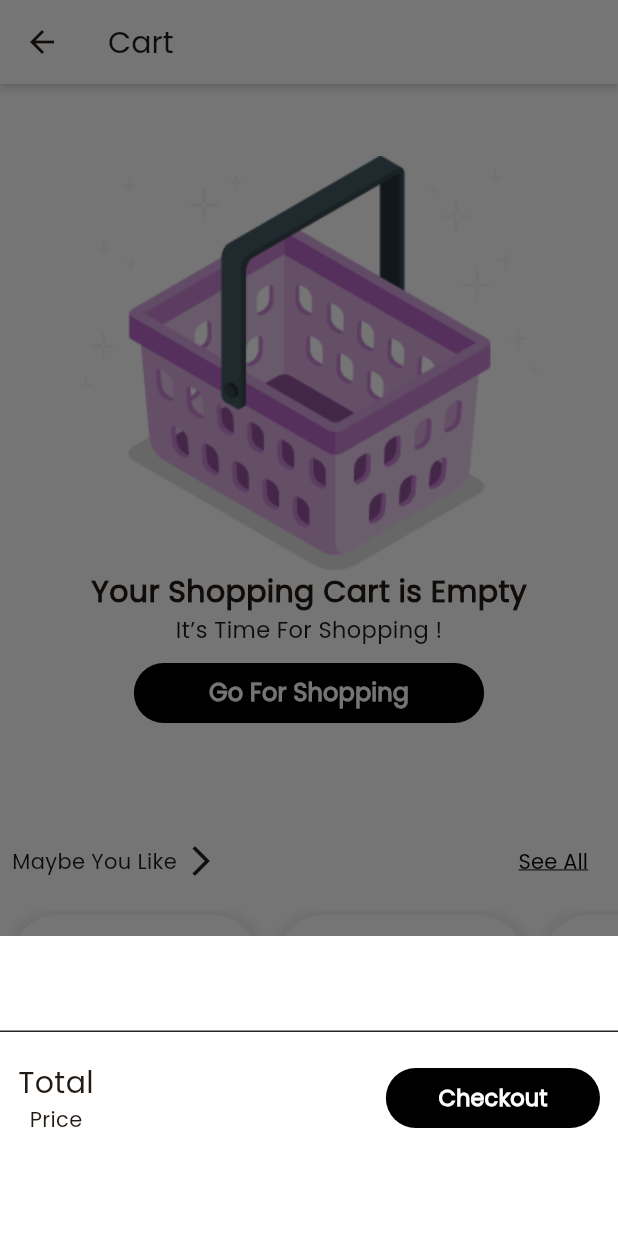
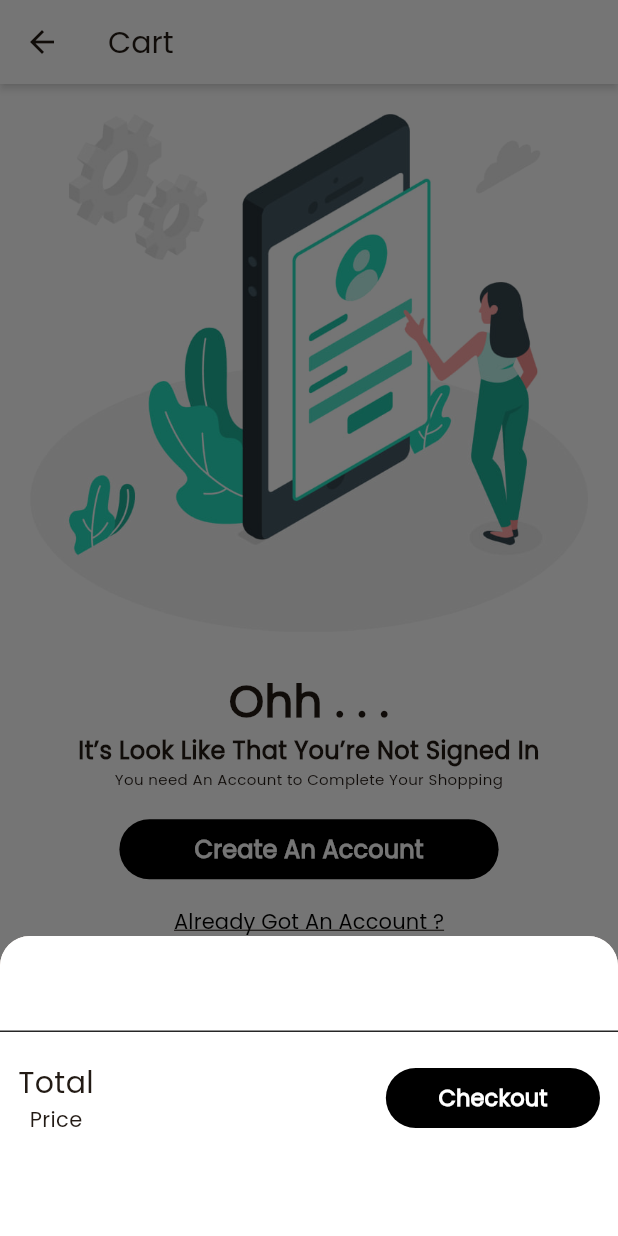
Before and after one commit to Nora-2/watch-store, a Flutter app: the screen it shows after launch, item 4 of the bottom bar chosen, after a tap on "My Saves", on a phone screen of 412 x 824 dp. Run offline on Flutter 3.47's test engine with Material 2 defaults, Android fonts, the phone set to English and light mode, and no system bars; our stand-ins replace flutter_bloc, flutter_otp_text_field, flutter_rating_bar, flutter_svg, font_awesome_flutter, get and 3 more.

Commit message:
botoom sheet rounded

```diff
--- a/lib/Features/Splash/presentation/views/splash_screen.dart
+++ b/lib/Features/Splash/presentation/views/splash_screen.dart
@@ -120,14 +120,7 @@ class _SplashScreenState extends State<SplashScreen>
     Future.delayed(
       const Duration(seconds: 2),
       () {
-        Navigator.push(
-          context,
-          MaterialPageRoute(
-            builder: (context) {
-              return HomeLayout();
-            },
-          ),
-        );
+       Navigator.pushNamedAndRemoveUntil(context, HomeLayout.id, (route) => false);
       },
     );
   }
--- a/lib/Features/cart/presentation/views/cart.dart
+++ b/lib/Features/cart/presentation/views/cart.dart
@@ -2,6 +2,7 @@ import 'package:flutter/material.dart';
 import 'package:signin_signup/Features/cart/presentation/views/cart_items.dart';
 import 'package:signin_signup/Features/home/data/models/watch_Item_model.dart';
 import 'package:signin_signup/Features/payment/presentation/views/payment_options_screen.dart';
+import 'package:signin_signup/Features/profile/presentation/views/login.dart';
 import 'package:signin_signup/Features/profile/presentation/views/signup.dart';
 import 'package:signin_signup/constants/constants.dart';
 import 'package:signin_signup/core/components/homelayout.dart';
@@ -52,7 +53,7 @@ class _cartState extends State<Cart> {
               Padding(
                 padding: const EdgeInsets.all(20.0),
 
-                child: CartItem.item.length == 0
+                child: CartItem.item.length!= 0
 ? Column(
                         mainAxisAlignment: MainAxisAlignment.center,
                         children: [
@@ -99,7 +100,9 @@ class _cartState extends State<Cart> {
                             ),
                           ),
                           TextButton(
-                              onPressed: () {},
+                              onPressed: () {
+                                 Navigator.pushNamed(context, login.id);
+                              },
                               child: const Text(
                                 'Already Got An Account ?',
                                 style: TextStyle(
@@ -214,8 +217,13 @@ class _cartState extends State<Cart> {
       context: context,
       builder: (BuildContext context) {
         return Container(
+          decoration: new BoxDecoration(
+                        color: Colors.white,
+                        borderRadius: new BorderRadius.only(
+                            topLeft: const Radius.circular(20.0),
+                            topRight: const Radius.circular(20.0))),
           height: 200,
-          color: Colors.white,
+
           child: Center(
             child: Column(
               mainAxisAlignment: MainAxisAlignment.center,
--- a/lib/Features/profile/presentation/views/profiledetailes.dart
+++ b/lib/Features/profile/presentation/views/profiledetailes.dart
@@ -14,6 +14,7 @@ class profiledetailes extends StatelessWidget {
 
     return Scaffold(
       backgroundColor: Colors.black,
+
       body: Column(mainAxisAlignment: MainAxisAlignment.start, children: [
         SizedBox(
           height: 10,
```
Also changed, not shown: lib/Features/profile/presentation/views/login.dart (+10 -9 lines), lib/Features/profile/presentation/views/profileview.dart (+3 -18 lines), lib/Features/profile/presentation/views/signup.dart (+10 -9 lines).
